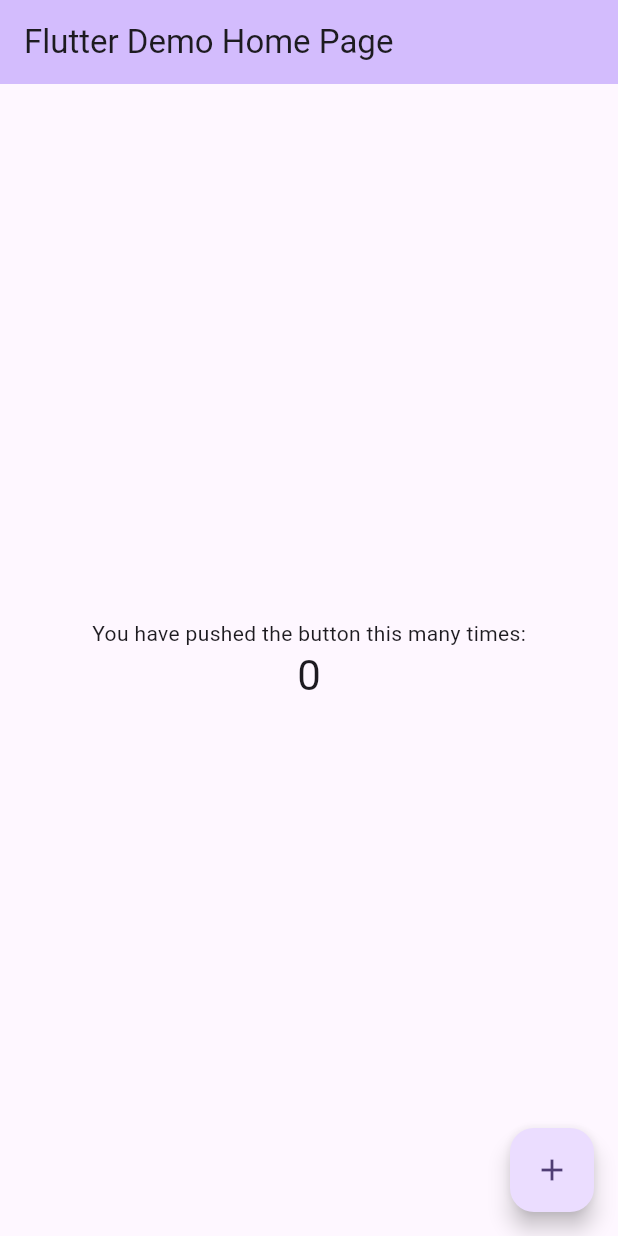
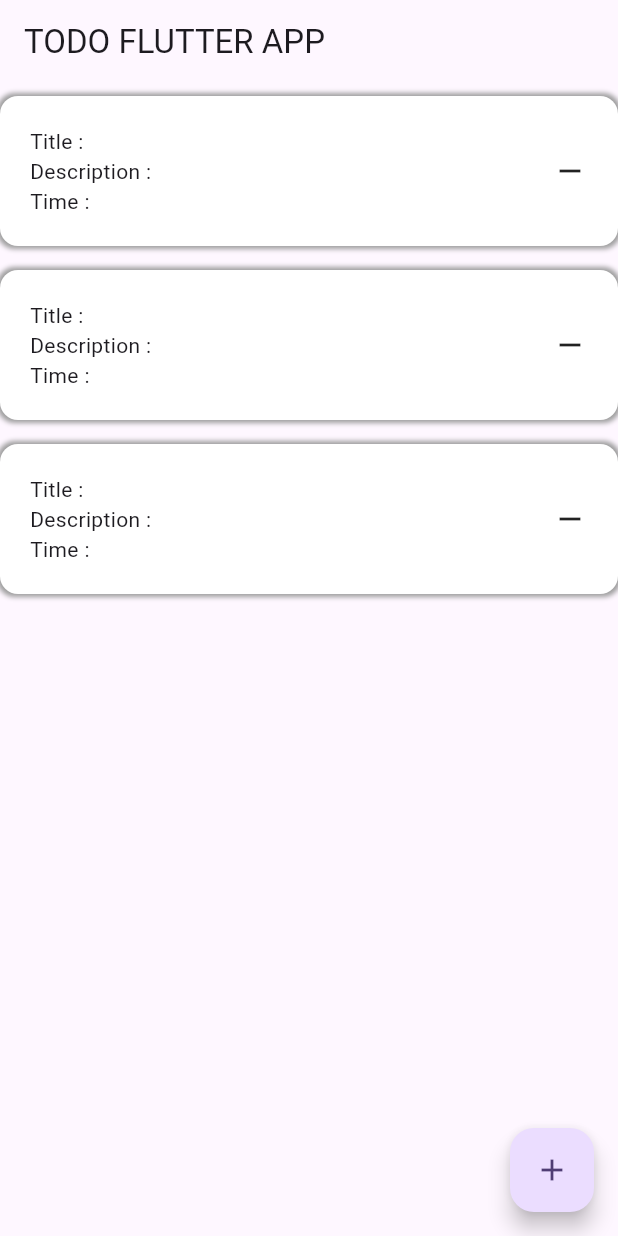
Before and after one commit to 9prwork/todo_flutter_app, a Flutter app: the screen it shows after launch, on a phone screen of 412 x 824 dp. Run offline on Flutter 3.47's test engine with Material 3 defaults, Android fonts, the light colour scheme and no system bars; our stand-ins replace flutter_riverpod.

Commit message:
add main screen

```diff
--- a/lib/main.dart
+++ b/lib/main.dart
@@ -1,4 +1,5 @@
 import 'package:flutter/material.dart';
+import 'package:flutter_todo_riverpod_mvvm/ui/todo_home_page.dart';
 
 void main() {
   runApp(const MyApp());
@@ -12,6 +13,7 @@
   Widget build(BuildContext context) {
     return MaterialApp(
       title: 'Flutter Demo',
+      debugShowCheckedModeBanner: false,
       theme: ThemeData(
         // This is the theme of your application.
         //
@@ -31,7 +33,7 @@
         colorScheme: ColorScheme.fromSeed(seedColor: Colors.deepPurple),
         useMaterial3: true,
       ),
-      home: const MyHomePage(title: 'Flutter Demo Home Page'),
+      home: TodoHomepage(),
     );
   }
 }
--- /dev/null
+++ b/lib/ui/todo_home_page.dart
@@ -0,0 +1,59 @@
+import 'package:flutter/material.dart';
+import 'package:flutter/src/widgets/framework.dart';
+import 'package:flutter_riverpod/flutter_riverpod.dart';
+
+class TodoHomepage extends ConsumerWidget {
+  @override
+  Widget build(BuildContext context, WidgetRef ref) {
+    // TODO: implement build
+    return Scaffold(
+      appBar: AppBar(
+        title: Text("TODO FLUTTER APP"),
+      ),
+      body: ListView.builder(
+        itemCount: 3,
+        itemBuilder: (context, index) => Padding(
+          padding: const EdgeInsets.symmetric(vertical: 8.0),
+          child: Container(
+            height: 100,
+            width: double.infinity,
+            decoration: BoxDecoration(
+              borderRadius: BorderRadius.circular(12),
+              color: Colors.white,
+              boxShadow: [
+                BoxShadow(
+                  color: Colors.grey,
+                  blurRadius: 2,
+                  spreadRadius: 2,
+                ),
+              ],
+            ),
+            child: Padding(
+              padding: const EdgeInsets.symmetric(horizontal: 20.0),
+              child: Row(
+                crossAxisAlignment: CrossAxisAlignment.center,
+                mainAxisAlignment: MainAxisAlignment.spaceBetween,
+                children: [
+                  Column(
+                    crossAxisAlignment: CrossAxisAlignment.start,
+                    mainAxisAlignment: MainAxisAlignment.center,
+                    children: [
+                      Text("Title : "),
+                      Text("Description : "),
+                      Text("Time : "),
+                    ],
+                  ),
+                  Icon(Icons.remove)
+                ],
+              ),
+            ),
+          ),
+        ),
+      ),
+      floatingActionButton: FloatingActionButton(
+        child: const Icon(Icons.add),
+        onPressed: () {},
+      ),
+    );
+  }
+}
```
Also changed, not shown: lib/data/model/todo_model.dart (added, +83 -0 lines), lib/widgets/todo_card.dart (added), 2 other files.
